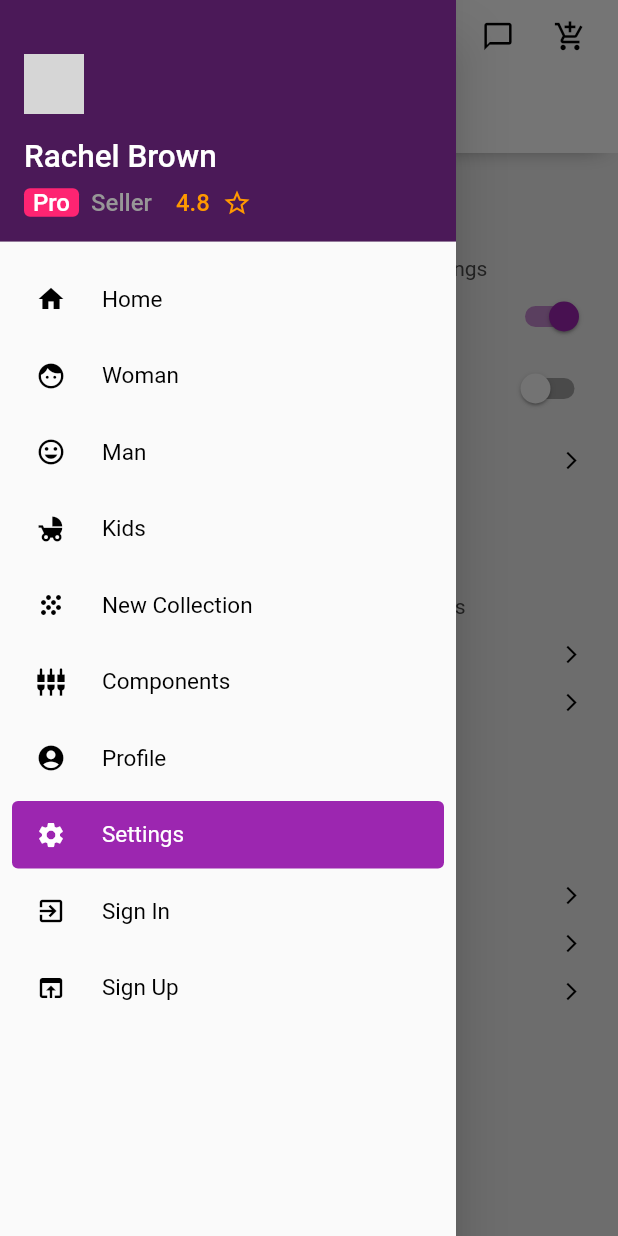
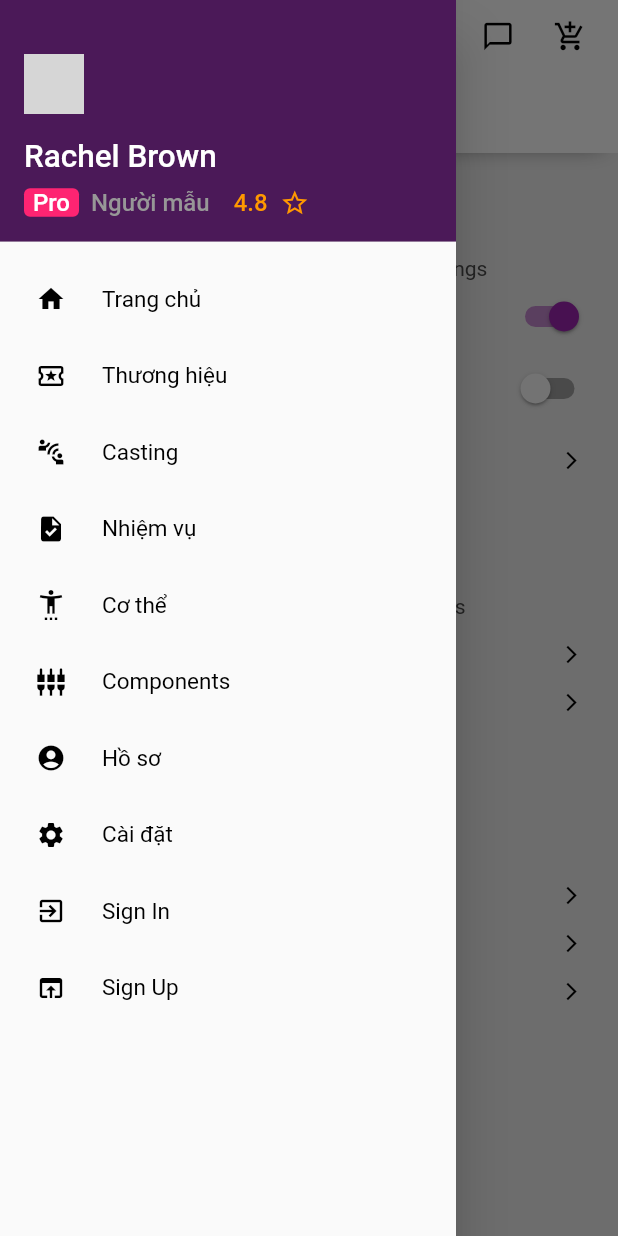
Before and after one commit to Bim1604/Pimo, a Flutter app: the Settings screen opened by its route, with the side drawer open, on a phone screen of 412 x 824 dp. Run offline on Flutter 3.47's test engine with Material 2 defaults, Android fonts, the phone set to English and light mode, and no system bars; our stand-ins replace carousel_slider, firebase_auth, firebase_core, font_awesome_flutter, google_sign_in, scrollable_positioned_list; accounts and stored records are empty; network calls fail; grey boxes are pictures that could not be loaded.

Commit message:
Add new icon sidebar

```diff
--- a/lib/widgets/drawer.dart
+++ b/lib/widgets/drawer.dart
@@ -1,10 +1,7 @@
 import 'package:flutter/material.dart';
 // import 'package:url_launcher/url_launcher.dart';
-
 import 'package:pimo/constants/Theme.dart';
-
 import 'package:pimo/widgets/drawer-tile.dart';
-
 class MaterialDrawer extends StatelessWidget {
   final String currentPage;
 
@@ -49,7 +46,7 @@ class MaterialDrawer extends StatelessWidget {
                       ),
                       Padding(
                         padding: const EdgeInsets.only(right: 16.0),
-                        child: Text("Seller",
+                        child: Text("Người mẫu",
                             style: TextStyle(
                                 color: MaterialColors.muted, fontSize: 16)),
                       ),
@@ -82,44 +79,44 @@ class MaterialDrawer extends StatelessWidget {
                     Navigator.pushReplacementNamed(context, '/home');
                 },
                 iconColor: Colors.black,
-                title: "Home",
+                title: "Trang chủ",
                 isSelected: currentPage == "Home" ? true : false),
             DrawerTile(
-                icon: Icons.face,
+                icon: Icons.local_activity_outlined,
                 onTap: () {
-                  if (currentPage != "Woman")
+                  if (currentPage != "Thương hiệu")
                     Navigator.pushReplacementNamed(context, '/woman');
                 },
                 iconColor: Colors.black,
-                title: "Woman",
-                isSelected: currentPage == "Woman" ? true : false),
+                title: "Thương hiệu",
+                isSelected: currentPage == "Thương hiệu" ? true : false),
             DrawerTile(
-                icon: Icons.tag_faces,
+                icon: Icons.connect_without_contact_outlined,
                 onTap: () {
-                  if (currentPage != "Man")
+                  if (currentPage != "Casting")
                     Navigator.pushReplacementNamed(context, '/man');
                 },
                 iconColor: Colors.black,
-                title: "Man",
-                isSelected: currentPage == "Man" ? true : false),
+                title: "Casting",
+                isSelected: currentPage == "Casting" ? true : false),
             DrawerTile(
-                icon: Icons.child_friendly,
+                icon: Icons.task,
                 onTap: () {
-                  if (currentPage != "Kids")
+                  if (currentPage != "Nhiệm vụ")
                     Navigator.pushReplacementNamed(context, '/kids');
                 },
                 iconColor: Colors.black,
-                title: "Kids",
-                isSelected: currentPage == "Kids" ? true : false),
+                title: "Nhiệm vụ",
+                isSelected: currentPage == "Nhiệm vụ" ? true : false),
             DrawerTile(
-                icon: Icons.grain,
+                icon: Icons.settings_accessibility_outlined,
                 onTap: () {
-                  if (currentPage != "New Collection")
+                  if (currentPage != "Cơ thể")
                     Navigator.pushReplacementNamed(context, '/newcollection');
                 },
                 iconColor: Colors.black,
-                title: "New Collection",
-                isSelected: currentPage == "New Collection" ? true : false),
+                title: "Cơ thể",
+                isSelected: currentPage == "Cơ thể" ? true : false),
             DrawerTile(
                 icon: Icons.settings_input_component,
                 onTap: () {
@@ -132,21 +129,21 @@ class MaterialDrawer extends StatelessWidget {
             DrawerTile(
                 icon: Icons.account_circle,
                 onTap: () {
-                  if (currentPage != "Profile")
+                  if (currentPage != "Hồ sơ")
                     Navigator.pushReplacementNamed(context, '/profile');
                 },
                 iconColor: Colors.black,
-                title: "Profile",
-                isSelected: currentPage == "Profile" ? true : false),
+                title: "Hồ sơ",
+                isSelected: currentPage == "Hồ sơ" ? true : false),
             DrawerTile(
                 icon: Icons.settings,
                 onTap: () {
-                  if (currentPage != "Settings")
+                  if (currentPage != "Cài đặt")
                     Navigator.pushReplacementNamed(context, '/settings');
                 },
                 iconColor: Colors.black,
-                title: "Settings",
-                isSelected: currentPage == "Settings" ? true : false),
+                title: "Cài đặt",
+                isSelected: currentPage == "Điều chỉnh" ? true : false),
             DrawerTile(
                 icon: Icons.exit_to_app,
                 onTap: () {
```
